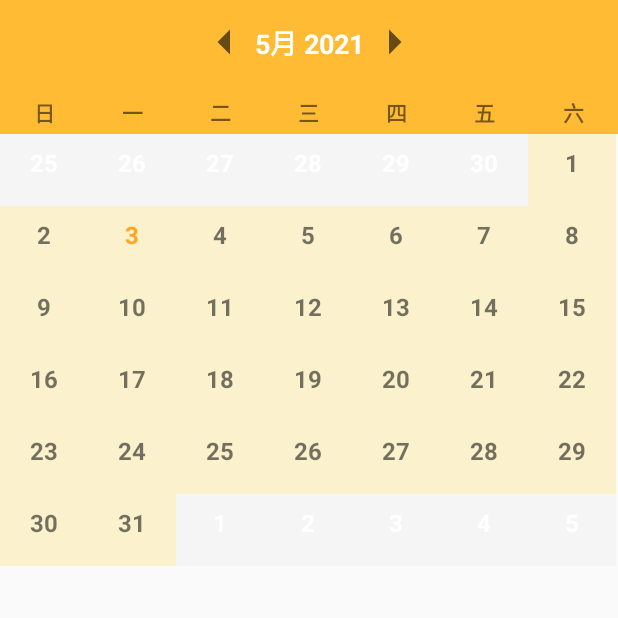
After one commit to rn1it/PuffRen, an Android app: the HistoryFragment screen opened through its navigation route, on a phone screen of 412 x 824 dp, the top half of it. The commit adds this screen. Run offline under Robolectric (Android 15) with nearby library versions, the phone set to English and light mode, and no system bars; our stand-ins replace data binding; 2 statements that could not run were skipped.

Commit message:
add history ui, add custom calendar, gradle qrcode lib

```diff
--- a/app/build.gradle
+++ b/app/build.gradle
@@ -72,4 +72,7 @@ dependencies {
     //Glide
     implementation "com.github.bumptech.glide:glide:$version_glide"
     kapt "com.github.bumptech.glide:compiler:$version_glide"
+
+    //QR Code
+    implementation "com.journeyapps:zxing-android-embedded:$version_zxing"
 }
--- a/app/src/main/java/com/rn1/puffren/MainActivity.kt
+++ b/app/src/main/java/com/rn1/puffren/MainActivity.kt
@@ -46,6 +46,7 @@ class MainActivity : AppCompatActivity() {
                 R.id.registryFragment -> CurrentFragmentType.REGISTRY
                 R.id.profileFragment -> CurrentFragmentType.PROFILE
                 R.id.performanceFragment -> CurrentFragmentType.PERFORMANCE
+                R.id.historyFragment -> CurrentFragmentType.HISTORY
                 else -> mainViewModel.currentFragmentType.value
             }
         }
--- /dev/null
+++ b/app/src/main/java/com/rn1/puffren/custom/CalendarAdapter.kt
@@ -0,0 +1,105 @@
+package com.rn1.puffren.custom
+
+import android.content.Context
+import android.graphics.Color
+import android.view.LayoutInflater
+import android.view.View
+import android.view.ViewGroup
+import android.widget.ArrayAdapter
+import android.widget.TextView
+import com.rn1.puffren.R
+import com.rn1.puffren.data.Events
+import kotlinx.android.synthetic.main.item_day_cell.view.*
+import java.text.ParseException
+import java.text.SimpleDateFormat
+import java.util.*
+
+class CalendarAdapter(
+    context: Context,
+    private val dates: List<Date>,
+    private val currentDate: Calendar,
+    private val events: List<Events>
+) : ArrayAdapter<Date>(context, R.layout.item_day_cell) {
+
+    private val inflater: LayoutInflater = LayoutInflater.from(context)
+    private val today = Calendar.getInstance(Locale.TAIWAN)
+
+    override fun getView(position: Int, convertView: View?, parent: ViewGroup): View {
+
+        val monthDate = dates[position]
+        val dateCalendar = Calendar.getInstance()
+        dateCalendar.time = monthDate
+        val dayNo = dateCalendar.get(Calendar.DAY_OF_MONTH)
+        val displayDay = dateCalendar.get(Calendar.DATE)
+        val displayMonth = dateCalendar.get(Calendar.MONTH) + 1
+        val displayYear = dateCalendar.get(Calendar.YEAR)
+        val currentDay = currentDate.get(Calendar.DATE)
+        val currentMonth = currentDate.get(Calendar.MONTH) + 1
+        val currentYear = currentDate.get(Calendar.YEAR)
+
+        var view = convertView
+
+        if (view == null) {
+            view = inflater.inflate(R.layout.item_day_cell, parent, false)
+        }
+
+        view?.let {
+
+            if(displayYear == today.get(Calendar.YEAR)
+                && displayMonth == (today.get(Calendar.MONTH) + 1)
+                && displayDay == today.get(Calendar.DATE)) {
+                it.text_calendar_day.setTextColor(context.resources.getColor(R.color.orange_ffa626))
+            }
+
+            if (displayMonth == currentMonth && displayYear == currentYear) {
+                it.setBackgroundColor(context.resources.getColor(R.color.bg_color_yellow))
+            } else {
+                it.setBackgroundColor(Color.parseColor("#f5f5f5"))
+                it.text_calendar_day.setTextColor(Color.parseColor("#ffffff"))
+            }
+
+            val dayNumber = view.findViewById<TextView>(R.id.text_calendar_day)
+            val eventNumber = view.findViewById<TextView>(R.id.text_events_id)
+            dayNumber.text = dayNo.toString()
+
+            val eventCalendar = Calendar.getInstance()
+            val arrayList = mutableListOf<String>()
+
+            for (event in events) {
+                eventCalendar.time = convertStringToDate(event.date!!)
+                if (dayNo == eventCalendar.get(Calendar.DAY_OF_MONTH)
+                    && displayMonth == eventCalendar.get(Calendar.MONTH) + 1
+                    && displayYear == eventCalendar.get(Calendar.YEAR)) {
+                    arrayList.add(event.event!!)
+                    eventNumber.text = "${arrayList.size} events"
+                }
+            }
+        }
+        return view!!
+    }
+
+    private fun convertStringToDate(eventDate: String): Date{
+        val format = SimpleDateFormat("yyyy-MM-dd", Locale.TAIWAN)
+        var date: Date? = null
+
+        try {
+            date = format.parse(eventDate)
+        } catch (e: ParseException) {
+            e.printStackTrace()
+        }
+
+        return date!!
+    }
+
+    override fun getCount(): Int {
+        return dates.size
+    }
+
+    override fun getPosition(item: Date?): Int {
+        return dates.indexOf(item)
+    }
+
+    override fun getItem(position: Int): Date {
+        return dates[position]
+    }
+}
--- /dev/null
+++ b/app/src/main/java/com/rn1/puffren/custom/CustomCalendarView.kt
@@ -0,0 +1,189 @@
+package com.rn1.puffren.custom
+
+import android.annotation.SuppressLint
+import android.app.AlertDialog
+import android.app.TimePickerDialog
+import android.content.Context
+import android.util.AttributeSet
+import android.view.LayoutInflater
+import android.view.View
+import android.widget.*
+import com.rn1.puffren.R
+import com.rn1.puffren.data.Events
+import com.rn1.puffren.util.MAX_CALENDAR_DAYS
+import java.text.SimpleDateFormat
+import java.util.*
+
+class CustomCalendarView(context: Context?, attrs: AttributeSet?) : LinearLayout(context, attrs) {
+
+    private lateinit var nextButton: ImageButton
+    private lateinit var previousButton: ImageButton
+    private lateinit var currentDateText: TextView
+    private lateinit var gridView: GridView
+    private lateinit var alertDialog: AlertDialog
+    private lateinit var calendarAdapter: CalendarAdapter
+
+    private val calendar = Calendar.getInstance(Locale.TAIWAN)
+    private val dateFormat = SimpleDateFormat("MMMM yyyy", Locale.TAIWAN)
+    private val monthFormat = SimpleDateFormat("MM", Locale.TAIWAN)
+    private val yearFormat = SimpleDateFormat("yyyy", Locale.TAIWAN)
+    private val eventDateFormat = SimpleDateFormat("yyyy-MM-dd", Locale.TAIWAN)
+
+    private val dates = mutableListOf<Date>()
+    private val eventsList = mutableListOf<Events>()
+
+    init {
+        initialLayout()
+        setUpCalendar()
+    }
+
+    private fun initialLayout() {
+        val inflater: LayoutInflater =
+            context.getSystemService(Context.LAYOUT_INFLATER_SERVICE) as LayoutInflater
+        val view = inflater.inflate(R.layout.calendar_layout, this)
+
+        nextButton = view.findViewById(R.id.bt_next)
+        previousButton = view.findViewById(R.id.bt_previous)
+        currentDateText = view.findViewById(R.id.text_current_date)
+        gridView = view.findViewById(R.id.grid)
+
+        previousButton.setOnClickListener {
+            calendar.add(Calendar.MONTH, -1)
+            setUpCalendar()
+        }
+
+        nextButton.setOnClickListener {
+            calendar.add(Calendar.MONTH, 1)
+            setUpCalendar()
+        }
+
+        setupGridItemClickListener()
+    }
+
+    private fun setupGridItemClickListener() {
+        gridView.onItemClickListener =
+            AdapterView.OnItemClickListener { parent, view, position, id ->
+                val builder = AlertDialog.Builder(context)
+                builder.setCancelable(true)
+                val addView = LayoutInflater.from(parent.context).inflate(R.layout.add_new_event_layout, null)
+                val eventName = addView.findViewById<EditText>(R.id.edit_type_event)
+                val eventTime = addView.findViewById<TextView>(R.id.text_event_time)
+                val setTime = addView.findViewById<ImageButton>(R.id.image_bt_set_time)
+                val addEvent = addView.findViewById<Button>(R.id.bt_add_event)
+
+                setTime.setOnClickListener {
+                    val calendar = Calendar.getInstance()
+                    val hours = calendar.get(Calendar.HOUR_OF_DAY)
+                    val minutes = calendar.get(Calendar.MINUTE)
+                    val timePickerDialog = TimePickerDialog(addView.context, R.style.Theme_AppCompat_Dialog, TimePickerDialog.OnTimeSetListener { timePicker, hourOfDay, minute ->
+                        val c = Calendar.getInstance()
+                        c.set(Calendar.HOUR_OF_DAY, hourOfDay)
+                        c.set(Calendar.MINUTE, minute)
+                        c.timeZone = TimeZone.getDefault()
+                        val hFormat = SimpleDateFormat("K:mm a", Locale.TAIWAN)
+                        val eTime = hFormat.format(c.time)
+                        eventTime.text = eTime
+                    }, hours, minutes, false)
+                }
+
+                val date = eventDateFormat.format(dates.get(position))
+                val month = monthFormat.format(dates.get(position))
+                val year = yearFormat.format(dates.get(position))
+
+                addEvent.setOnClickListener {
+                    saveEvent(eventName.text.toString(), eventTime.text.toString(), date, month, year)
+                    setUpCalendar()
+                    alertDialog.dismiss()
+                }
+
+                builder.setView(addView)
+                alertDialog = builder.create()
+                alertDialog.show()
+            }
+    }
+
+    @SuppressLint("InflateParams")
+    private val onDayItemClickListener = AdapterView.OnItemClickListener { parent, view, position, id ->
+        val builder = AlertDialog.Builder(context)
+        builder.setCancelable(true)
+        val addView = LayoutInflater.from(parent.context).inflate(R.layout.add_new_event_layout, null)
+        val eventName = addView.findViewById<EditText>(R.id.edit_type_event)
+        val eventTime = addView.findViewById<TextView>(R.id.text_event_time)
+        val setTime = addView.findViewById<ImageButton>(R.id.image_bt_set_time)
+        val addEvent = addView.findViewById<Button>(R.id.bt_add_event)
+
+        setTime.setOnClickListener {
+            val calendar = Calendar.getInstance()
+            val hours = calendar.get(Calendar.HOUR_OF_DAY)
+            val minutes = calendar.get(Calendar.MINUTE)
+            val timePickerDialog = TimePickerDialog(addView.context,
+                R.style.Theme_AppCompat_Dialog,
+                TimePickerDialog.OnTimeSetListener { timePicker, hourOfDay, minute ->
+                    val c = Calendar.getInstance()
+                    c.set(Calendar.HOUR_OF_DAY, hourOfDay)
+                    c.set(Calendar.MINUTE, minute)
+                    c.timeZone = TimeZone.getDefault()
+                    val hfromate = SimpleDateFormat("K:mm a", Locale.TAIWAN)
+                    val eTime = hfromate.format(c.time)
+                    eventTime.text = eTime
+                },
+                hours,
+                minutes,
+                false
+            )
+        }
+
+        val date = eventDateFormat.format(dates[position])
+        val month = monthFormat.format(dates[position])
+        val year = yearFormat.format(dates[position])
+
+        addEvent.setOnClickListener {
+            saveEvent(eventName.text.toString(), eventTime.text.toString(), date, month, year)
+            setUpCalendar()
+            alertDialog.dismiss()
+        }
+
+        builder.setView(addView)
+        alertDialog = builder.create()
+        alertDialog.show()
+    }
+
+    private fun setUpCalendar() {
+        val currentDate = dateFormat.format(calendar.time)
+        currentDateText.text = currentDate
+
+        dates.clear()
+        val monthCalendar = calendar.clone() as Calendar
+        monthCalendar.set(Calendar.DAY_OF_MONTH, 1)
+
+        // 從星期日開始算 所以要-1
+        val firstDayOfMonth = monthCalendar.get(Calendar.DAY_OF_WEEK) - 1
+        monthCalendar.add(Calendar.DAY_OF_MONTH, -firstDayOfMonth)
+
+        collectEventsPerMonth(monthFormat.format(calendar.time), yearFormat.format(calendar.time))
+
+        while (dates.size < MAX_CALENDAR_DAYS) {
+            dates.add(monthCalendar.time)
+            monthCalendar.add(Calendar.DAY_OF_MONTH, 1)
+        }
+
+        calendarAdapter = CalendarAdapter(context, dates, calendar, eventsList)
+        gridView.adapter = calendarAdapter
+
+    }
+
+    private fun saveEvent(event: String, time: String, date: String, month: String, year: String){
+        //TODO add event
+        eventsList.add(Events(event, time, date, month, year))
+        Toast.makeText(context, "Event Saved", Toast.LENGTH_SHORT).show()
+    }
+
+    private fun collectEventsPerMonth(month: String, year: String){
+
+    }
+
+//    constructor(context: Context?) : super(context)
+//    constructor(context: Context?, attrs: AttributeSet?, defStyleAttr: Int) : super(context, attrs, defStyleAttr)
+//    constructor(context: Context?, attrs: AttributeSet?, defStyleAttr: Int, defStyleRes: Int) : super(context, attrs, defStyleAttr, defStyleRes)
+
+}
--- /dev/null
+++ b/app/src/main/java/com/rn1/puffren/ui/history/HistoryFragment.kt
@@ -0,0 +1,23 @@
+package com.rn1.puffren.ui.history
+
+import android.os.Bundle
+import androidx.fragment.app.Fragment
+import android.view.LayoutInflater
+import android.view.View
+import android.view.ViewGroup
+import com.rn1.puffren.databinding.FragmentHistoryBinding
+
+class HistoryFragment : Fragment() {
+
+    lateinit var binding: FragmentHistoryBinding
+
+    override fun onCreateView(
+        inflater: LayoutInflater, container: ViewGroup?,
+        savedInstanceState: Bundle?
+    ): View {
+
+        binding = FragmentHistoryBinding.inflate(inflater, container, false)
+
+        return binding.root
+    }
+}
--- a/app/src/main/java/com/rn1/puffren/ui/profile/ProfileFragment.kt
+++ b/app/src/main/java/com/rn1/puffren/ui/profile/ProfileFragment.kt
@@ -50,7 +50,7 @@ class ProfileFragment : Fragment() {
 
         viewModel.navigateToSaleReportHistory.observe(viewLifecycleOwner, Observer {
             it?.let {
-
+                findNavController().navigate(NavigationDirections.actionGlobalHistoryFragment())
                 viewModel.navigateToSaleReportHistoryDone()
             }
         })
--- a/app/src/main/java/com/rn1/puffren/util/Constant.kt
+++ b/app/src/main/java/com/rn1/puffren/util/Constant.kt
@@ -4,3 +4,4 @@ const val INVALID_FORMAT_EMAIL_EMPTY                = 0x11
 const val INVALID_FORMAT_NICKNAME_EMPTY             = 0x12
 const val INVALID_FORMAT_PASSWORD_EMPTY             = 0x13
 const val INVALID_FORMAT_PASSWORD_CONFIRM_EMPTY     = 0x14
+const val MAX_CALENDAR_DAYS = 42
--- a/app/src/main/java/com/rn1/puffren/util/CurrentFragmentType.kt
+++ b/app/src/main/java/com/rn1/puffren/util/CurrentFragmentType.kt
@@ -11,5 +11,6 @@ enum class CurrentFragmentType(val value: String) {
     LOGIN("登入"),
     REGISTRY("註冊"),
     PROFILE("會員頁面"),
-    PERFORMANCE("績效考核")
+    PERFORMANCE("績效考核"),
+    HISTORY("")
 }
--- /dev/null
+++ b/app/src/main/res/drawable/ic_baseline_arrow_left_24.xml
@@ -0,0 +1,10 @@
+<vector xmlns:android="http://schemas.android.com/apk/res/android"
+    android:width="24dp"
+    android:height="24dp"
+    android:viewportWidth="24"
+    android:viewportHeight="24"
+    android:tint="?attr/colorControlNormal">
+  <path
+      android:fillColor="@android:color/white"
+      android:pathData="M14,7l-5,5 5,5V7z"/>
+</vector>
--- /dev/null
+++ b/app/src/main/res/drawable/ic_baseline_arrow_right_24.xml
@@ -0,0 +1,10 @@
+<vector xmlns:android="http://schemas.android.com/apk/res/android"
+    android:width="24dp"
+    android:height="24dp"
+    android:viewportWidth="24"
+    android:viewportHeight="24"
+    android:tint="?attr/colorControlNormal">
+  <path
+      android:fillColor="@android:color/white"
+      android:pathData="M10,17l5,-5 -5,-5v10z"/>
+</vector>
--- a/app/src/main/res/layout/activity_main.xml
+++ b/app/src/main/res/layout/activity_main.xml
@@ -22,7 +22,7 @@
             android:layout_height="60dp"
             app:contentInsetStart="0dp"
             android:background="@color/orange_ffa626"
-            android:visibility="@{viewModel.currentFragmentType == CurrentFragmentType.DETAIL ? View.GONE : View.VISIBLE}"
+            android:visibility="@{viewModel.currentFragmentType == CurrentFragmentType.DETAIL || viewModel.currentFragmentType == CurrentFragmentType.HISTORY ? View.GONE : View.VISIBLE}"
             app:layout_constraintEnd_toEndOf="parent"
             app:layout_constraintStart_toStartOf="parent"
             app:layout_constraintTop_toTopOf="parent">
@@ -55,4 +55,5 @@
             app:layout_constraintStart_toStartOf="parent"
             app:layout_constraintTop_toBottomOf="@+id/toolbar" />
     </androidx.constraintlayout.widget.ConstraintLayout>
+
 </layout>
--- /dev/null
+++ b/app/src/main/res/layout/calendar_layout.xml
@@ -0,0 +1,135 @@
+<?xml version="1.0" encoding="utf-8"?>
+<LinearLayout xmlns:android="http://schemas.android.com/apk/res/android"
+    xmlns:app="http://schemas.android.com/apk/res-auto"
+    android:layout_width="match_parent"
+    android:layout_height="match_parent"
+    xmlns:tools="http://schemas.android.com/tools"
+    android:orientation="vertical"
+    android:id="@+id/activity_custom_calendar">
+
+    <androidx.constraintlayout.widget.ConstraintLayout
+        android:layout_width="match_parent"
+        android:layout_height="wrap_content"
+        android:background="@android:color/holo_orange_light"
+        android:orientation="horizontal"
+        android:paddingTop="8dp"
+        android:paddingBottom="8dp">
+
+        <ImageButton
+            android:id="@+id/bt_previous"
+            android:layout_width="40dp"
+            android:layout_height="40dp"
+            android:background="@drawable/ic_baseline_arrow_left_24"
+            app:layout_constraintBottom_toBottomOf="parent"
+            app:layout_constraintEnd_toStartOf="@+id/text_current_date"
+            app:layout_constraintHorizontal_bias="0.5"
+            app:layout_constraintHorizontal_chainStyle="packed"
+            app:layout_constraintStart_toStartOf="parent"
+            app:layout_constraintTop_toTopOf="parent" />
+
+        <TextView
+            android:id="@+id/text_current_date"
+            android:layout_width="wrap_content"
+            android:layout_height="wrap_content"
+            android:layout_weight="3"
+            android:gravity="center"
+            android:textColor="@android:color/white"
+            android:textSize="18sp"
+            android:textStyle="bold"
+            tools:text="Current Day"
+            app:layout_constraintBottom_toBottomOf="@+id/bt_previous"
+            app:layout_constraintEnd_toStartOf="@+id/bt_next"
+            app:layout_constraintHorizontal_bias="0.5"
+            app:layout_constraintStart_toEndOf="@+id/bt_previous"
+            app:layout_constraintTop_toTopOf="@+id/bt_previous" />
+
+        <ImageButton
+            android:id="@+id/bt_next"
+            android:layout_width="40dp"
+            android:layout_height="40dp"
+            android:background="@drawable/ic_baseline_arrow_right_24"
+            app:layout_constraintBottom_toBottomOf="@+id/bt_previous"
+            app:layout_constraintEnd_toEndOf="parent"
+            app:layout_constraintHorizontal_bias="0.5"
+            app:layout_constraintStart_toEndOf="@+id/text_current_date"
+            app:layout_constraintTop_toTopOf="@+id/bt_previous" />
+    </androidx.constraintlayout.widget.ConstraintLayout>
+
+    <LinearLayout
+        android:layout_width="match_parent"
+        android:layout_height="wrap_content"
+        android:orientation="horizontal"
+        android:paddingTop="4dp"
+        android:paddingBottom="4dp"
+        android:background="@android:color/holo_orange_light">
+
+        <TextView
+            android:layout_width="wrap_content"
+            android:layout_height="wrap_content"
+            android:gravity="center"
+            android:text="@string/sunday"
+            android:layout_marginTop="4dp"
+            android:layout_weight="1"
+            android:textStyle="bold"/>
+
+        <TextView
+            android:layout_width="wrap_content"
+            android:layout_height="wrap_content"
+            android:gravity="center"
+            android:text="@string/one"
+            android:layout_marginTop="4dp"
+            android:layout_weight="1"
+            android:textStyle="bold"/>
+
+        <TextView
+            android:layout_width="wrap_content"
+            android:layout_height="wrap_content"
+            android:gravity="center"
+            android:text="@string/two"
+            android:layout_marginTop="4dp"
+            android:layout_weight="1"
+            android:textStyle="bold"/>
+
+        <TextView
+            android:layout_width="wrap_content"
+            android:layout_height="wrap_content"
+            android:gravity="center"
+            android:text="@string/three"
+            android:layout_marginTop="4dp"
+            android:layout_weight="1"
+            android:textStyle="bold"/>
+
+        <TextView
+            android:layout_width="wrap_content"
+            android:layout_height="wrap_content"
+            android:gravity="center"
+            android:text="@string/four"
+            android:layout_marginTop="4dp"
+            android:layout_weight="1"
+            android:textStyle="bold"/>
+
+        <TextView
+            android:layout_width="wrap_content"
+            android:layout_height="wrap_content"
+            android:gravity="center"
+            android:text="@string/five"
+            android:layout_marginTop="4dp"
+            android:layout_weight="1"
+            android:textStyle="bold"/>
+
+        <TextView
+            android:layout_width="wrap_content"
+            android:layout_height="wrap_content"
+            android:gravity="center"
+            android:text="@string/six"
+            android:layout_marginTop="4dp"
+            android:layout_weight="1"
+            android:textStyle="bold"/>
+    </LinearLayout>
+
+    <GridView
+        android:id="@+id/grid"
+        android:layout_width="match_parent"
+        android:layout_height="match_parent"
+        android:numColumns="7"/>
+</LinearLayout>
--- /dev/null
+++ b/app/src/main/res/layout/fragment_history.xml
@@ -0,0 +1,24 @@
+<?xml version="1.0" encoding="utf-8"?>
+<layout xmlns:android="http://schemas.android.com/apk/res/android"
+    xmlns:tools="http://schemas.android.com/tools"
+    xmlns:app="http://schemas.android.com/apk/res-auto">
+
+    <data>
+
+    </data>
+
+    <androidx.constraintlayout.widget.ConstraintLayout
+        android:layout_width="match_parent"
+        android:layout_height="match_parent"
+        tools:context=".ui.history.HistoryFragment">
+
+        <com.rn1.puffren.custom.CustomCalendarView
+            android:layout_width="0dp"
+            android:layout_height="0dp"
+            app:layout_constraintBottom_toBottomOf="parent"
+            app:layout_constraintEnd_toEndOf="parent"
+            app:layout_constraintStart_toStartOf="parent"
+            app:layout_constraintTop_toTopOf="parent" />
+
+    </androidx.constraintlayout.widget.ConstraintLayout>
+</layout>
--- /dev/null
+++ b/app/src/main/res/layout/item_day_cell.xml
@@ -0,0 +1,26 @@
+<?xml version="1.0" encoding="utf-8"?>
+<LinearLayout xmlns:android="http://schemas.android.com/apk/res/android"
+    android:orientation="vertical"
+    android:layout_width="match_parent"
+    android:layout_height="48dp"
+    android:padding="8dp">
+
+    <TextView
+        android:id="@+id/text_calendar_day"
+        android:layout_width="wrap_content"
+        android:layout_height="wrap_content"
+        android:text="1"
+        android:textStyle="bold"
+        android:layout_gravity="center"
+        android:textSize="16sp"/>
+
+    <TextView
+        android:id="@+id/text_events_id"
+        android:layout_width="wrap_content"
+        android:layout_height="wrap_content"
+        android:textStyle="bold"
+        android:layout_gravity="center"
+        android:textColor="@android:color/white"
+        android:textSize="9sp" />
+
+</LinearLayout>
--- a/app/src/main/res/navigation/navigation.xml
+++ b/app/src/main/res/navigation/navigation.xml
@@ -100,6 +100,11 @@
         android:label="QRCodeFragment"
         tools:layout="@layout/fragment_q_r_code"/>
 
+    <fragment
+        android:id="@+id/historyFragment"
+        android:name="com.rn1.puffren.ui.history.HistoryFragment"
+        android:label="HistoryFragment" />
+
     <action
         android:id="@+id/action_global_locationFragment"
         app:destination="@id/locationFragment" />
@@ -149,4 +154,8 @@
         android:id="@+id/action_global_QRCodeFragment"
         app:destination="@id/QRCodeFragment" />
 
+    <action
+        android:id="@+id/action_global_historyFragment"
+        app:destination="@id/historyFragment" />
+
 </navigation>
--- a/app/src/main/res/values/strings.xml
+++ b/app/src/main/res/values/strings.xml
@@ -52,4 +52,11 @@
     <string name="puffrens_tomorrow">明天的泡芙人</string>
     <string name="item_selected">選購的商品</string>
     <string name="next_step">下一步</string>
+    <string name="sunday">日</string>
+    <string name="one">一</string>
+    <string name="two">二</string>
+    <string name="three">三</string>
+    <string name="four">四</string>
+    <string name="five">五</string>
+    <string name="six">六</string>
 </resources>
--- a/build.gradle
+++ b/build.gradle
@@ -7,6 +7,7 @@ buildscript {
         version_moshi = "1.8.0"
         version_retrofit = "2.9.0"
         version_glide = "4.12.0"
+        version_zxing = "3.4.0"
     }
     repositories {
         google()
```
Also changed, not shown: app/src/main/java/com/rn1/puffren/data/Events.kt (added, +9 -0 lines), app/src/main/res/drawable/ic_baseline_alarm_on_24.xml (added, +10 -0 lines), app/src/main/res/layout/add_new_event_layout.xml (added, +64 -0 lines).
